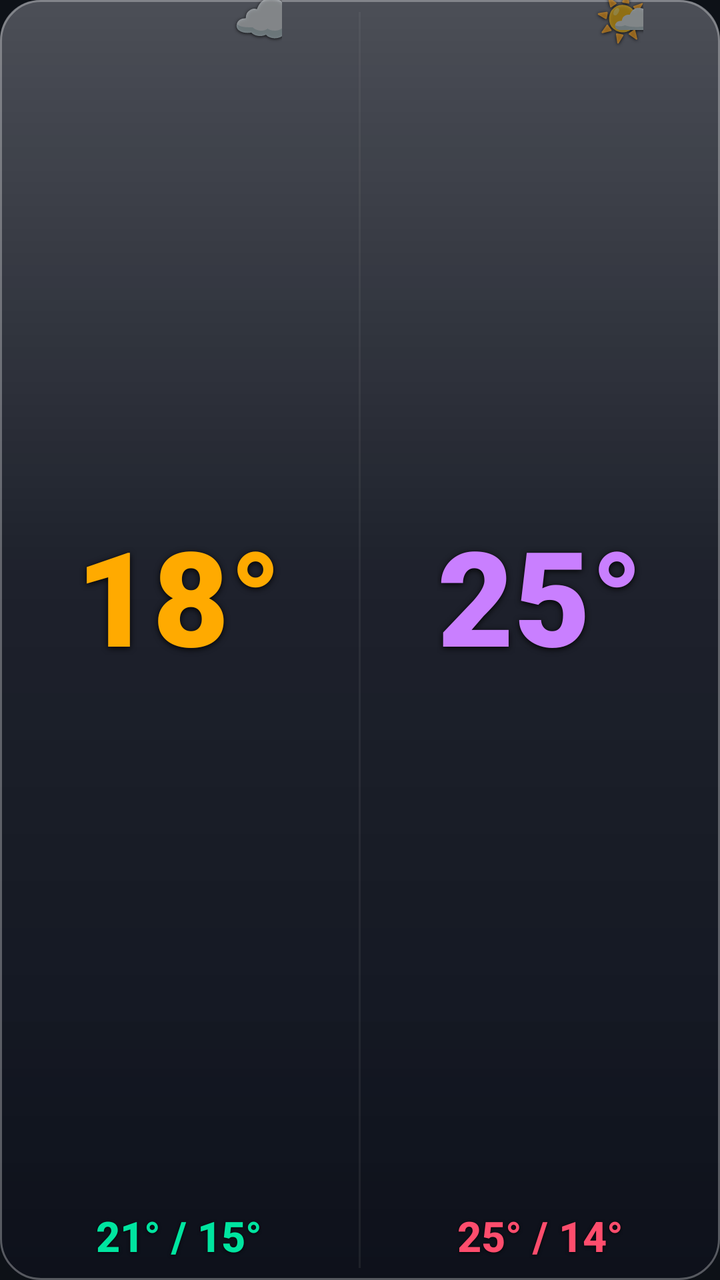
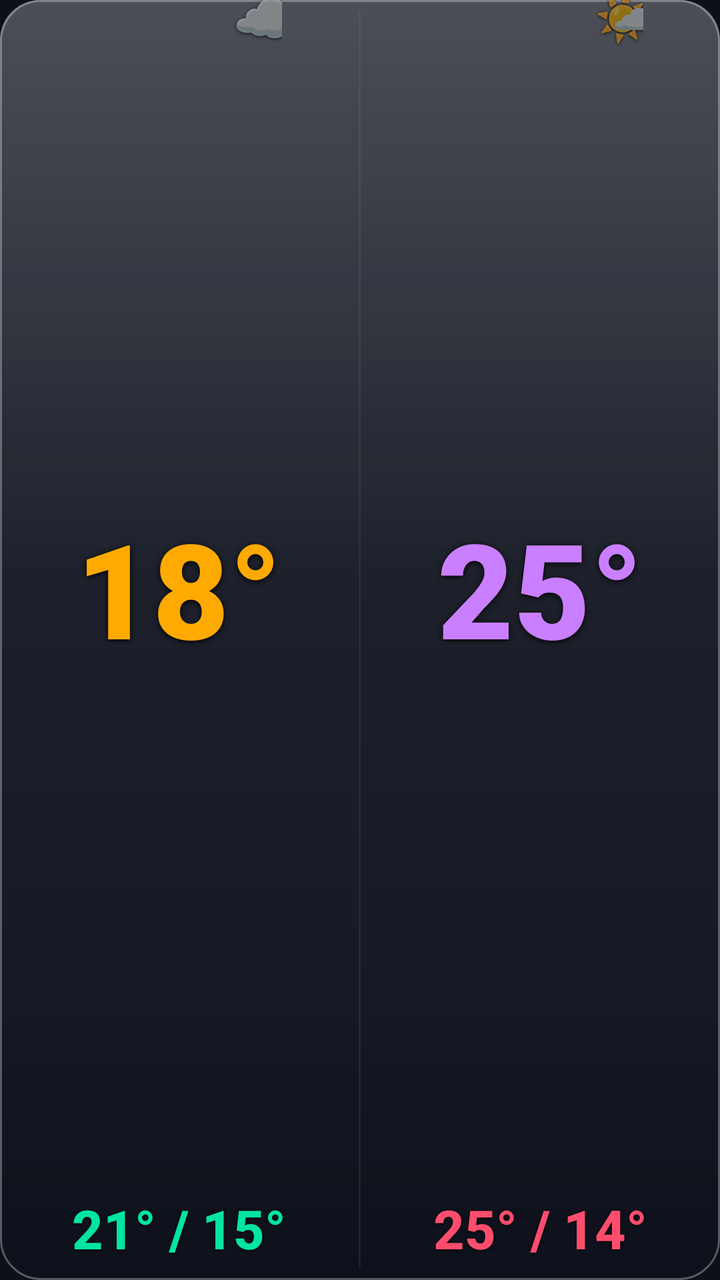

Screens rendered from an Android XML layout before and after an edit, with the pre-edit source and the edit as a unified diff.
<!-- AndroidManifest.xml: application theme Theme.Weather28 -->
<!-- res/layout/widget_dark_m.xml -->
<?xml version="1.0" encoding="utf-8"?>
<LinearLayout xmlns:android="http://schemas.android.com/apk/res/android"
    android:id="@+id/widget_root"
    android:layout_width="match_parent"
    android:layout_height="match_parent"
    android:orientation="vertical"
    android:background="@drawable/widget_bg_dark">


    <LinearLayout
        android:layout_width="match_parent"
        android:layout_height="0dp"
        android:layout_weight="1"
        android:orientation="horizontal">

        
        <LinearLayout
            android:layout_width="0dp"
            android:layout_height="match_parent"
            android:layout_weight="1"
            android:orientation="vertical"
            android:gravity="center_horizontal"
            android:paddingStart="6dp"
            android:paddingEnd="6dp"
            android:paddingBottom="8dp">

            <FrameLayout
                android:layout_width="wrap_content"
                android:layout_height="0dp"
                android:layout_weight="1">

                <TextView
                    android:id="@+id/today_temp"
                    android:layout_width="wrap_content"
                    android:layout_height="wrap_content"
                    android:layout_gravity="center"
                    android:text="18°"
                    android:textColor="#ffaa00"
                    android:textSize="66sp"
                    android:fontFamily="sans-serif-black"
                    android:includeFontPadding="false"
                    android:gravity="center"
                    android:shadowColor="#e6000000" android:shadowDx="0" android:shadowDy="2" android:shadowRadius="7"/>

                <TextView
                    android:id="@+id/today_icon"
                    android:layout_width="wrap_content"
                    android:layout_height="wrap_content"
                    android:layout_gravity="top|end"
                    android:layout_marginTop="-6dp"
                    android:layout_marginEnd="-8dp"
                    android:text="☁️"
                    android:textSize="26sp"
                    android:includeFontPadding="false"
                    android:gravity="center"
                    android:shadowColor="#cc000000" android:shadowDx="0" android:shadowDy="1" android:shadowRadius="4"/>
            </FrameLayout>

            <TextView
                android:id="@+id/today_minmax"
                android:layout_width="wrap_content"
                android:layout_height="wrap_content"
                android:text="21° / 15°"
                android:textColor="#00e5a0"
                android:textSize="21sp"
                android:fontFamily="sans-serif-medium"
                android:textStyle="bold"
                android:layout_marginTop="2dp"
                android:shadowColor="#cc000000" android:shadowDx="0" android:shadowDy="1" android:shadowRadius="4"/>
        </LinearLayout>

        <TextView
            android:layout_width="1dp"
            android:layout_height="match_parent"
            android:background="#22888888"
            android:layout_marginTop="6dp"
            android:layout_marginBottom="6dp"
            android:text=""/>

        
        <LinearLayout
            android:layout_width="0dp"
            android:layout_height="match_parent"
            android:layout_weight="1"
            android:orientation="vertical"
            android:gravity="center_horizontal"
            android:paddingStart="6dp"
            android:paddingEnd="6dp"
            android:paddingBottom="8dp">

            <FrameLayout
                android:layout_width="wrap_content"
                android:layout_height="0dp"
                android:layout_weight="1">

                <TextView
                    android:id="@+id/tomorrow_temp"
                    android:layout_width="wrap_content"
                    android:layout_height="wrap_content"
                    android:layout_gravity="center"
                    android:text="25°"
                    android:textColor="#c97fff"
                    android:textSize="66sp"
                    android:fontFamily="sans-serif-black"
                    android:includeFontPadding="false"
                    android:gravity="center"
                    android:shadowColor="#e6000000" android:shadowDx="0" android:shadowDy="2" android:shadowRadius="7"/>

                <TextView
                    android:id="@+id/tomorrow_icon"
                    android:layout_width="wrap_content"
                    android:layout_height="wrap_content"
                    android:layout_gravity="top|end"
                    android:layout_marginTop="-6dp"
                    android:layout_marginEnd="-8dp"
                    android:text="🌤️"
                    android:textSize="26sp"
                    android:includeFontPadding="false"
                    android:gravity="center"
                    android:shadowColor="#cc000000" android:shadowDx="0" android:shadowDy="1" android:shadowRadius="4"/>
            </FrameLayout>

            <TextView
                android:id="@+id/tomorrow_minmax"
                android:layout_width="wrap_content"
                android:layout_height="wrap_content"
                android:text="25° / 14°"
                android:textColor="#ff4d6d"
                android:textSize="21sp"
                android:fontFamily="sans-serif-medium"
                android:textStyle="bold"
                android:layout_marginTop="2dp"
                android:shadowColor="#cc000000" android:shadowDx="0" android:shadowDy="1" android:shadowRadius="4"/>
        </LinearLayout>
    </LinearLayout>

    <TextView android:id="@+id/widget_refresh" android:layout_width="0dp" android:layout_height="0dp" android:visibility="gone"/>
    <TextView android:id="@+id/today_desc"    android:layout_width="0dp" android:layout_height="0dp" android:visibility="gone"/>
    <TextView android:id="@+id/tomorrow_desc" android:layout_width="0dp" android:layout_height="0dp" android:visibility="gone"/>
    <TextView android:id="@+id/today_icon_bg" android:layout_width="0dp" android:layout_height="0dp" android:visibility="gone"/>
    <TextView android:id="@+id/tomorrow_icon_bg" android:layout_width="0dp" android:layout_height="0dp" android:visibility="gone"/>
    <TextView android:id="@+id/today_rain"    android:layout_width="0dp" android:layout_height="0dp" android:visibility="gone"/>
    <TextView android:id="@+id/today_wind"    android:layout_width="0dp" android:layout_height="0dp" android:visibility="gone"/>
    <TextView android:id="@+id/tomorrow_rain" android:layout_width="0dp" android:layout_height="0dp" android:visibility="gone"/>
    <TextView android:id="@+id/tomorrow_wind" android:layout_width="0dp" android:layout_height="0dp" android:visibility="gone"/>

</LinearLayout>
<!-- resources referenced by this layout -->
<resources>
  <!-- drawable widget_bg_dark (drawable) -->
  <?xml version="1.0" encoding="utf-8"?>
  <layer-list xmlns:android="http://schemas.android.com/apk/res/android">
      <item>
          <shape android:shape="rectangle">
              <solid android:color="#CC101520"/>
              <corners android:radius="20dp"/>
          </shape>
      </item>
      <item>
          <shape android:shape="rectangle">
              <gradient
                  android:type="linear"
                  android:angle="115"
                  android:startColor="#40FFFFFF"
                  android:centerColor="#0FFFFFFF"
                  android:endColor="#00FFFFFF"
                  android:centerY="0.45"/>
              <corners android:radius="20dp"/>
          </shape>
      </item>
      <item>
          <shape android:shape="rectangle">
              <gradient
                  android:type="linear"
                  android:angle="90"
                  android:startColor="#22000000"
                  android:centerColor="#00000000"
                  android:endColor="#00000000"
                  android:centerY="0.25"/>
              <corners android:radius="20dp"/>
          </shape>
      </item>
      <item>
          <shape android:shape="rectangle">
              <stroke android:width="1dp" android:color="#4DFFFFFF"/>
              <corners android:radius="20dp"/>
          </shape>
      </item>
  </layer-list>
  <style name="Theme.Weather28" parent="Theme.MaterialComponents.DayNight.NoActionBar">
          <item name="colorPrimary">#00e5a0</item>
          <item name="colorPrimaryVariant">#4d9fff</item>
          <item name="colorOnPrimary">#0d1117</item>
          <item name="android:windowBackground">#0d1117</item>
          <item name="android:statusBarColor">#0d1117</item>
          <item name="android:navigationBarColor">#0d1117</item>
      </style>
</resources>

<!-- the commit's change to res/layout/widget_dark_m.xml (unified diff, before → after) -->
@@ -62,7 +62,7 @@
                 android:layout_height="wrap_content"
                 android:text="21° / 15°"
                 android:textColor="#00e5a0"
-                android:textSize="21sp"
+                android:textSize="27sp"
                 android:fontFamily="sans-serif-medium"
                 android:textStyle="bold"
                 android:layout_marginTop="2dp"
@@ -126,7 +126,7 @@
                 android:layout_height="wrap_content"
                 android:text="25° / 14°"
                 android:textColor="#ff4d6d"
-                android:textSize="21sp"
+                android:textSize="27sp"
                 android:fontFamily="sans-serif-medium"
                 android:textStyle="bold"
                 android:layout_marginTop="2dp"
